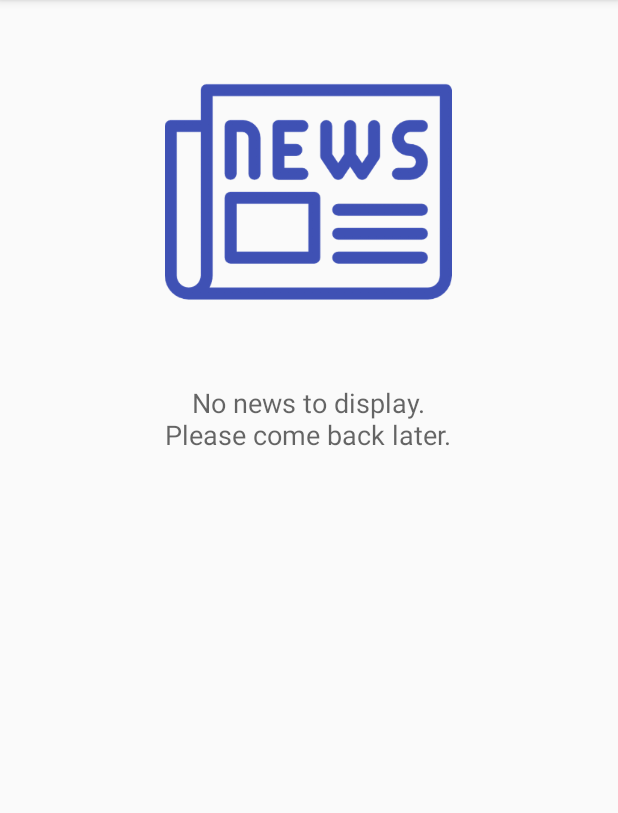
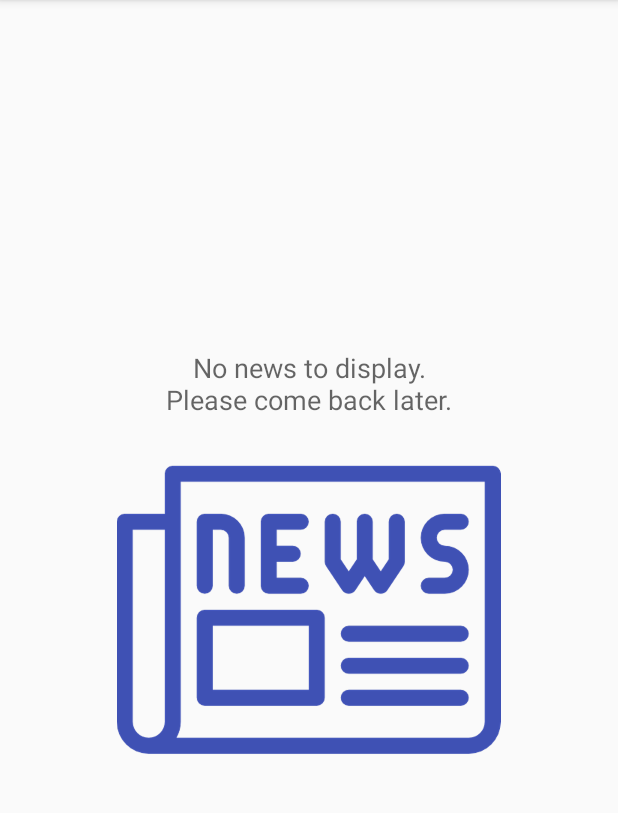
Before and after one commit to Melsara/YourNewsApp, an Android app: the screen it shows after launch (MainActivity), on a phone screen of 412 x 824 dp, the part 84-897 px from its top. Run offline under Robolectric (Android 15) with nearby library versions, the phone set to English and light mode, and no system bars.

Commit message:
Bug fixing (parsing error when author was null), setting image in emptyView.

```diff
--- a/app/src/main/java/eu/escapeadvisor/yournews/Article.java
+++ b/app/src/main/java/eu/escapeadvisor/yournews/Article.java
@@ -36,4 +36,7 @@ public class Article {
         return mDate;
     }
 
+    public void setAuthor(String author) {
+        this.mAuthor = author;
+    }
 }
--- a/app/src/main/java/eu/escapeadvisor/yournews/ArticleLoader.java
+++ b/app/src/main/java/eu/escapeadvisor/yournews/ArticleLoader.java
@@ -29,7 +29,7 @@ public class ArticleLoader extends AsyncTaskLoader<List<Article>> {
             return null;
         }
 
-        final List<Article> articles = QueryUtils.fetchArticleData(mUrl);
+        final List<Article> articles = QueryUtils.fetchArticleData(mUrl, getContext());
         return articles;
     }
 }
--- a/app/src/main/java/eu/escapeadvisor/yournews/MainActivity.java
+++ b/app/src/main/java/eu/escapeadvisor/yournews/MainActivity.java
@@ -12,6 +12,7 @@ import android.os.Bundle;
 import android.util.Log;
 import android.view.View;
 import android.widget.AdapterView;
+import android.widget.ImageView;
 import android.widget.ListView;
 import android.widget.ProgressBar;
 import android.widget.TextView;
@@ -22,6 +23,7 @@ import java.util.List;
 public class MainActivity extends AppCompatActivity implements LoaderManager.LoaderCallbacks<List<Article>>{
     ProgressBar progressBar;
     TextView emptyView;
+    ImageView emptyImage;
     static final String URL_KEY =
             "https://content.guardianapis.com/search?order-by=newest&section=technology&page-size=20&api-key=[API-KEY]&show-fields=thumbnail&show-tags=contributor";
     private ArticleAdapter mAdapter;
@@ -34,7 +36,8 @@ public class MainActivity extends AppCompatActivity implements LoaderManager.Loa
         setContentView(R.layout.activity_main);
 
         progressBar = (ProgressBar) findViewById(R.id.progress_bar);
-        emptyView = (TextView) findViewById(R.id.emptyText);
+        emptyView = findViewById(R.id.emptyView);
+        emptyImage = findViewById(R.id.emptyImage);
         final ListView articleListView = (ListView) findViewById(R.id.list);
         articleListView.setEmptyView(emptyView);
 
@@ -88,6 +91,7 @@ public class MainActivity extends AppCompatActivity implements LoaderManager.Loa
             mAdapter.addAll(articles);
         } else {
             emptyView.setText(R.string.empty_view);
+            emptyImage.setImageResource(R.drawable.newspaper);
         }
 
     }
--- a/app/src/main/java/eu/escapeadvisor/yournews/QueryUtils.java
+++ b/app/src/main/java/eu/escapeadvisor/yournews/QueryUtils.java
@@ -1,5 +1,6 @@
 package eu.escapeadvisor.yournews;
 
+import android.content.Context;
 import android.text.TextUtils;
 import android.util.Log;
 
@@ -22,10 +23,14 @@ import static eu.escapeadvisor.yournews.MainActivity.LOG_TAG;
 
 public class QueryUtils {
 
-    private static List<Article> extractFeatureFromJson(String articleJSON) {
+    private QueryUtils() {
 
-        String author = String.valueOf(R.string.no_author);
-        String date = String.valueOf(R.string.no_info);
+    }
+
+    private static List<Article> extractFeatureFromJson(String articleJSON, Context context) {
+
+        context = context.getApplicationContext();
+        String date = context.getResources().getString(R.string.no_info);
 
         if (TextUtils.isEmpty(articleJSON)) {
             return null;
@@ -40,7 +45,7 @@ public class QueryUtils {
             JSONArray results = response.getJSONArray("results");
 
             for (int i = 0; i < results.length(); i++) {
-
+                String author = context.getResources().getString(R.string.no_author);
                 JSONObject currentArticle = results.getJSONObject(i);
                 String section = currentArticle.getString("sectionId").toString();
                 String title = currentArticle.getString("webTitle").toString();
@@ -51,11 +56,16 @@ public class QueryUtils {
                 }
 
                 JSONArray tags = currentArticle.getJSONArray("tags");
-                if (tags != null || !tags.isNull(1)) {
-                    JSONObject authorInfo = tags.getJSONObject(0);
+                int length = tags.length();
+                boolean tagsNull = tags.isNull(0);
+                if (tags != null) {
 
-                    if (!authorInfo.isNull("webTitle"))
-                        author = authorInfo.getString("webTitle").toString();
+                    if (!tagsNull && length > 0) {
+                        JSONObject authorInfo = tags.getJSONObject(0);
+
+                        if (!authorInfo.isNull("webTitle"))
+                            author = authorInfo.getString("webTitle").toString();
+                    }
                 }
 
                 Article article = new Article(section, title, webUrl, author, date);
@@ -129,7 +139,8 @@ public class QueryUtils {
         return jsonResponse;
     }
 
-    public static List<Article> fetchArticleData(String requestUrl) {
+    public static List<Article> fetchArticleData(String requestUrl, Context context) {
+        context = context.getApplicationContext();
         Log.i("fetchArticleData()", "fetchArticleData() was called");
         URL url = createUrl(requestUrl);
         String jsonResponse = null;
@@ -140,7 +151,7 @@ public class QueryUtils {
             e.printStackTrace();
         }
 
-        List<Article> articles = extractFeatureFromJson(jsonResponse);
+        List<Article> articles = extractFeatureFromJson(jsonResponse, context);
         return articles;
 
     }
--- a/app/src/main/res/layout/activity_main.xml
+++ b/app/src/main/res/layout/activity_main.xml
@@ -1,5 +1,5 @@
 <?xml version="1.0" encoding="utf-8"?>
-<LinearLayout xmlns:android="http://schemas.android.com/apk/res/android"
+<RelativeLayout xmlns:android="http://schemas.android.com/apk/res/android"
     android:layout_width="match_parent"
     android:layout_height="match_parent"
     android:orientation="vertical">
@@ -8,29 +8,28 @@
         android:id="@+id/list"
         android:layout_width="match_parent"
         android:layout_height="match_parent"
-        android:orientation="vertical" />
+        android:orientation="vertical"/>
 
     <LinearLayout
-        android:id="@+id/emptyView"
         android:layout_width="wrap_content"
         android:layout_height="wrap_content"
-        android:layout_centerInParent="true"
-        android:layout_gravity="center"
-        android:orientation="vertical">
+        android:orientation="vertical"
+        android:layout_centerInParent="true">
 
-        <ImageView
-            android:layout_width="match_parent"
-            android:layout_height="match_parent"
-            android:src="@drawable/newspaper"/>
+    <TextView
+        android:id="@+id/emptyView"
+        android:layout_width="match_parent"
+        android:layout_height="wrap_content"
+        android:gravity="center"
+        android:textAppearance="?android:textAppearanceMedium"/>
 
-        <TextView
-            android:id="@+id/emptyText"
-            android:layout_width="wrap_content"
-            android:layout_height="wrap_content"
-            android:gravity="center"
-            android:textAppearance="?android:textAppearanceMedium"/>
+    <ImageView
+        android:id="@+id/emptyImage"
+        android:layout_width="wrap_content"
+        android:layout_height="wrap_content" />
 
     </LinearLayout>
+
 
     <ProgressBar
         android:id="@+id/progress_bar"
@@ -39,4 +38,4 @@
         android:layout_height="wrap_content"
         android:layout_centerInParent="true" />
 
-</LinearLayout>
+</RelativeLayout>
```
